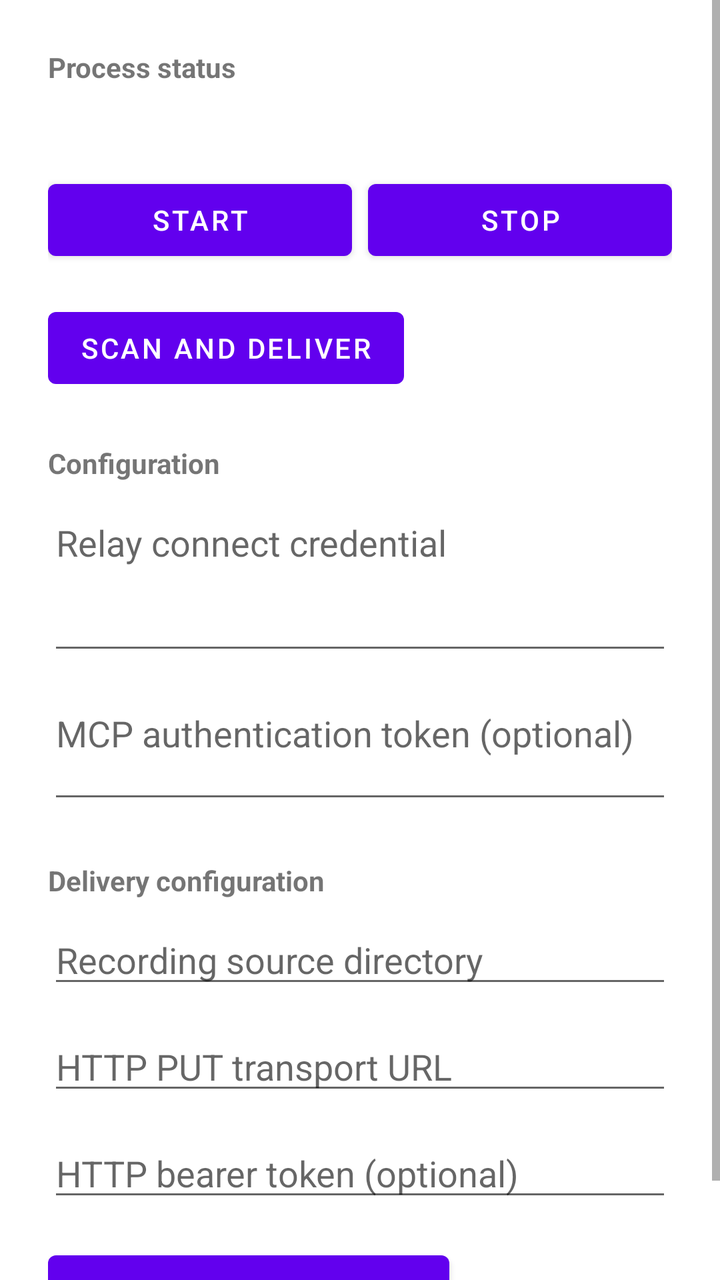
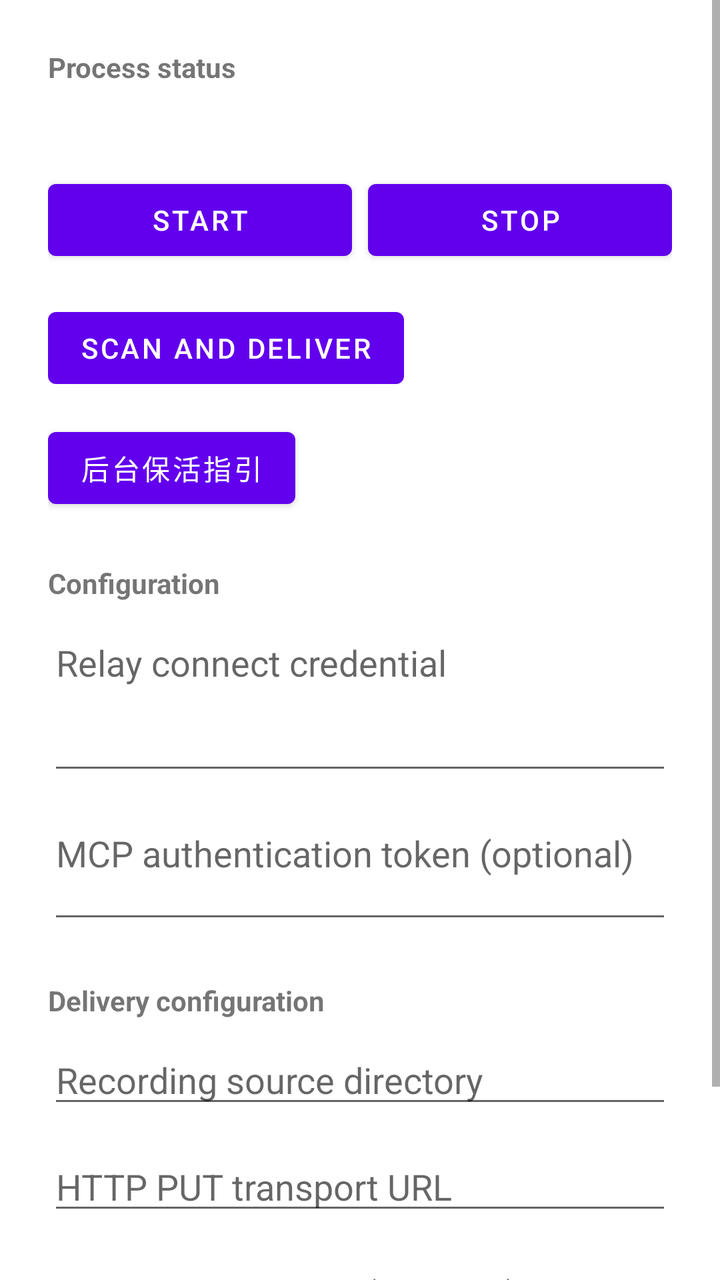

Screens rendered from an Android XML layout before and after an edit, with the pre-edit source and the edit as a unified diff.
<!-- AndroidManifest.xml: fallback theme Theme.MaterialComponents.DayNight.NoActionBar -->
<!-- res/layout/activity_main.xml -->
<?xml version="1.0" encoding="utf-8"?>
<ScrollView xmlns:android="http://schemas.android.com/apk/res/android"
    android:layout_width="match_parent"
    android:layout_height="match_parent"
    android:fillViewport="true">
    <LinearLayout
        android:layout_width="match_parent"
        android:layout_height="wrap_content"
        android:orientation="vertical"
        android:padding="24dp">
        <TextView
            android:layout_width="wrap_content"
            android:layout_height="wrap_content"
            android:text="@string/process_status_label"
            android:textStyle="bold" />
        <TextView
            android:id="@+id/portal_status"
            android:layout_width="match_parent"
            android:layout_height="wrap_content"
            android:layout_marginTop="8dp"
            android:textIsSelectable="true" />
        <LinearLayout
            android:layout_width="match_parent"
            android:layout_height="wrap_content"
            android:layout_marginTop="16dp"
            android:orientation="horizontal">
            <Button
                android:id="@+id/start_button"
                android:layout_width="0dp"
                android:layout_height="wrap_content"
                android:layout_weight="1"
                android:text="@string/start" />
            <Button
                android:id="@+id/stop_button"
                android:layout_width="0dp"
                android:layout_height="wrap_content"
                android:layout_marginStart="8dp"
                android:layout_weight="1"
                android:text="@string/stop" />
        </LinearLayout>
        <Button
            android:id="@+id/delivery_scan_button"
            android:layout_width="wrap_content"
            android:layout_height="wrap_content"
            android:layout_marginTop="16dp"
            android:text="@string/scan_and_deliver" />
        <TextView
            android:layout_width="wrap_content"
            android:layout_height="wrap_content"
            android:layout_marginTop="24dp"
            android:text="@string/configuration_label"
            android:textStyle="bold" />
        <EditText
            android:id="@+id/connect_input"
            android:layout_width="match_parent"
            android:layout_height="wrap_content"
            android:layout_marginTop="8dp"
            android:gravity="top|start"
            android:hint="@string/connect_hint"
            android:inputType="textMultiLine|textNoSuggestions"
            android:minLines="3" />
        <EditText
            android:id="@+id/mcp_token_input"
            android:layout_width="match_parent"
            android:layout_height="wrap_content"
            android:layout_marginTop="12dp"
            android:gravity="top|start"
            android:hint="@string/mcp_token_hint"
            android:inputType="textMultiLine|textNoSuggestions"
            android:minLines="2" />
        <TextView
            android:layout_width="wrap_content"
            android:layout_height="wrap_content"
            android:layout_marginTop="24dp"
            android:text="@string/delivery_configuration_label"
            android:textStyle="bold" />
        <EditText
            android:id="@+id/source_dir_input"
            android:layout_width="match_parent"
            android:layout_height="wrap_content"
            android:layout_marginTop="8dp"
            android:hint="@string/source_dir_hint"
            android:inputType="textUri" />
        <EditText
            android:id="@+id/transport_url_input"
            android:layout_width="match_parent"
            android:layout_height="wrap_content"
            android:layout_marginTop="12dp"
            android:hint="@string/transport_url_hint"
            android:inputType="textUri" />
        <EditText
            android:id="@+id/transport_token_input"
            android:layout_width="match_parent"
            android:layout_height="wrap_content"
            android:layout_marginTop="12dp"
            android:hint="@string/transport_token_hint"
            android:inputType="textPassword" />
        <Button
            android:id="@+id/save_button"
            android:layout_width="wrap_content"
            android:layout_height="wrap_content"
            android:layout_marginTop="16dp"
            android:text="@string/save_configuration" />
    </LinearLayout>
</ScrollView>
<!-- resources referenced by this layout -->
<resources>
  <string name="configuration_label">Configuration</string>
  <string name="connect_hint">Relay connect credential</string>
  <string name="delivery_configuration_label">Delivery configuration</string>
  <string name="mcp_token_hint">MCP authentication token (optional)</string>
  <string name="process_status_label">Process status</string>
  <string name="save_configuration">Save configuration</string>
  <string name="scan_and_deliver">Scan and deliver</string>
  <string name="source_dir_hint">Recording source directory</string>
  <string name="start">Start</string>
  <string name="stop">Stop</string>
  <string name="transport_token_hint">HTTP bearer token (optional)</string>
  <string name="transport_url_hint">HTTP PUT transport URL</string>
</resources>

<!-- the commit's change to res/layout/activity_main.xml (unified diff, before → after) -->
@@ -44,6 +44,12 @@
             android:layout_height="wrap_content"
             android:layout_marginTop="16dp"
             android:text="@string/scan_and_deliver" />
+        <Button
+            android:id="@+id/keep_alive_guide_button"
+            android:layout_width="wrap_content"
+            android:layout_height="wrap_content"
+            android:layout_marginTop="12dp"
+            android:text="@string/keep_alive_guide_button" />
         <TextView
             android:layout_width="wrap_content"
             android:layout_height="wrap_content"
<!-- resource entries referenced after the edit -->
@@ -3,6 +3,7 @@
   <string name="configuration_label">Configuration</string>
   <string name="connect_hint">Relay connect credential</string>
   <string name="delivery_configuration_label">Delivery configuration</string>
+  <string name="keep_alive_guide_button">后台保活指引</string>
   <string name="mcp_token_hint">MCP authentication token (optional)</string>
   <string name="process_status_label">Process status</string>
   <string name="save_configuration">Save configuration</string>
